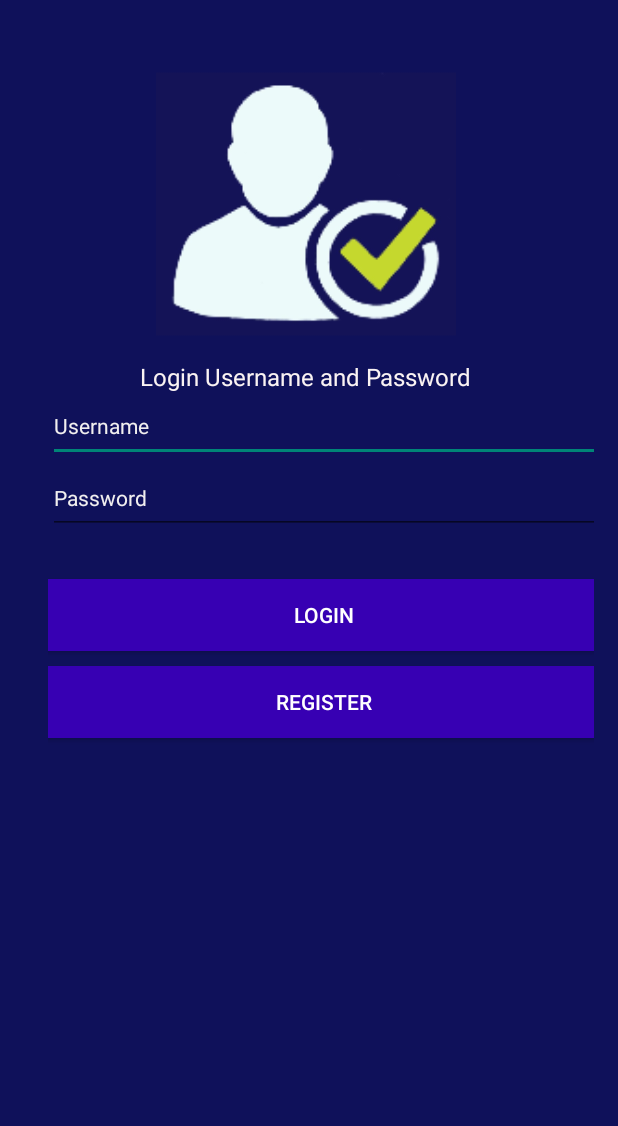
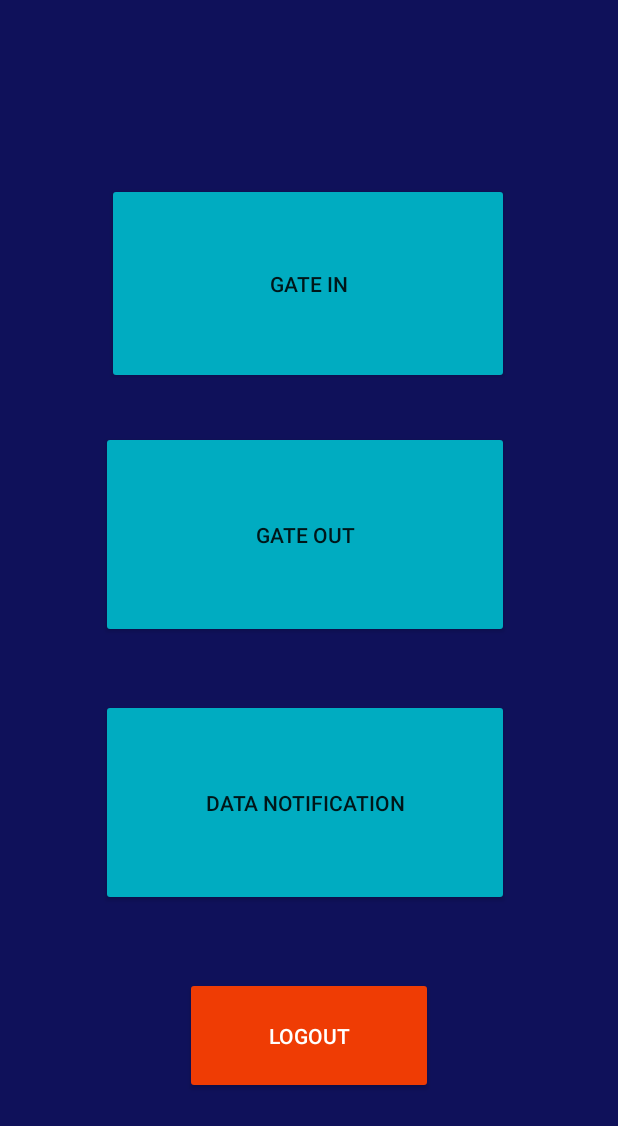
Before and after one commit to bunnybunbun37204/app_pkarn, an Android app: the screen it shows after launch (MainActivity before the commit, MainMenu after it), on a phone screen of 412 x 824 dp. Shown: the top 1126 px of the screen. Run offline under Robolectric (Android 15) with nearby library versions, the phone set to English and light mode, and no system bars; libraries missing offline, so code that uses them is left out: com.apollographql.apollo3; 1 statement that could not run was skipped.

Commit message:
logout system

```diff
--- a/app/src/main/AndroidManifest.xml
+++ b/app/src/main/AndroidManifest.xml
@@ -22,6 +22,7 @@
             </intent-filter>
         </activity>
         <activity android:name=".RegisterActivity" android:exported="true" />
+        <activity android:name=".MainMenu" android:exported="true"/>
     </application>
 
 </manifest>
--- a/app/src/main/java/com/example/dolpjinjunior/MainActivity.kt
+++ b/app/src/main/java/com/example/dolpjinjunior/MainActivity.kt
@@ -16,17 +16,24 @@ import com.example.dolpjinjunior.utils.Utils
 
 class MainActivity : AppCompatActivity() {
 
-
-
     override fun onCreate(savedInstanceState: Bundle?) {
 
-        super.onCreate(savedInstanceState)
-        setContentView(R.layout.activity_main)
-
-        Utils.initialize(this@MainActivity, "USER_TOKEN")
-
+        Utils.initialize(this@MainActivity, Config.SECRET_KEY)
         Log.i("LOG-DEBUGGER", "USER TOKEN ${Config.USER_TOKEN}")
 
+        super.onCreate(savedInstanceState)
+
+        if (Config.USER_TOKEN != "null" && Config.STATUS_BUG == 0) {
+            val intent = Intent(this, MainMenu::class.java)
+            Utils.makeToast(this@MainActivity, "You have logged in already", Toast.LENGTH_LONG)
+            this.startActivity(intent)
+        }
+
+        else {
+            Utils.clearData(this@MainActivity)
+        }
+
+        setContentView(R.layout.activity_main)
         val GRAPH_URL = "http://192.168.1.31:4000/"
 
         //EditText
@@ -60,8 +67,11 @@ class MainActivity : AppCompatActivity() {
                     }
 
                     else {
-                        Utils.saveData(this@MainActivity, "USER_TOKEN", result.data?.login?.token.toString())
+                        Utils.saveData(this@MainActivity, Config.SECRET_KEY, result.data?.login?.token.toString())
                         Utils.makeToast(this@MainActivity, "Login Success", Toast.LENGTH_SHORT)
+                        val context = loginButton.context
+                        val intent = Intent(context, MainMenu::class.java)
+                        context.startActivity(intent)
                     }
                 }
                 catch (error : Error) {
--- /dev/null
+++ b/app/src/main/java/com/example/dolpjinjunior/MainMenu.kt
@@ -0,0 +1,39 @@
+package com.example.dolpjinjunior
+
+import android.content.Intent
+import android.os.Bundle
+import android.util.Log
+import android.widget.Button
+import android.widget.Toast
+import androidx.appcompat.app.AppCompatActivity
+import com.example.dolpjinjunior.utils.Config
+import com.example.dolpjinjunior.utils.Utils
+
+class MainMenu : AppCompatActivity() {
+    private var backPressedTime: Long = 0
+    override fun onCreate(savedInstanceState: Bundle?) {
+        Utils.initialize(this@MainMenu, Config.SECRET_KEY)
+        Log.d("LOG-DEBUGGER", "CURRENT TOKEN : ${Config.USER_TOKEN}")
+        super.onCreate(savedInstanceState)
+        setContentView(R.layout.main_menu)
+
+        val logoutButton : Button = findViewById(R.id.button_logout)
+
+        logoutButton.setOnClickListener {
+            Config.STATUS_BUG = 1
+            Utils.clearData(this@MainMenu)
+            val context = logoutButton.context
+            val intent = Intent(context, MainActivity::class.java)
+            Log.d("LOG-DEBUGGER", "TOKEN : ${Config.USER_TOKEN}")
+            context.startActivity(intent)
+        }
+    }
+    override fun onBackPressed() {
+        if (backPressedTime + 3000 > System.currentTimeMillis()) {
+            finishAffinity()
+        } else {
+            Utils.makeToast(this, "Press back again to leave the app.", Toast.LENGTH_LONG)
+        }
+        backPressedTime = System.currentTimeMillis()
+    }
+}
--- a/app/src/main/java/com/example/dolpjinjunior/RegisterActivity.kt
+++ b/app/src/main/java/com/example/dolpjinjunior/RegisterActivity.kt
@@ -1,5 +1,6 @@
 package com.example.dolpjinjunior
 
+import android.content.Intent
 import android.os.Bundle
 import android.util.Log
 import android.widget.Button
@@ -54,7 +55,11 @@ class RegisterActivity : AppCompatActivity() {
                     }
                     else {
                         Config.USER_TOKEN = result.data?.register?.token.toString()
+                        Log.d("LOG-DEBUGGER","TEST TOKEN : ${Config.USER_TOKEN}")
                         Utils.makeToast(this@RegisterActivity, "Register Success", Toast.LENGTH_SHORT)
+                        val context = registerButton.context
+                        val intent = Intent(context, MainActivity::class.java)
+                        context.startActivity(intent)
                     }
                 }
             }
--- a/app/src/main/java/com/example/dolpjinjunior/utils/Config.kt
+++ b/app/src/main/java/com/example/dolpjinjunior/utils/Config.kt
@@ -2,6 +2,8 @@ package com.example.dolpjinjunior.utils
 
 class Config {
     companion object {
-        lateinit var USER_TOKEN : String
+        var USER_TOKEN : String ? = null
+        var STATUS_BUG : Int = 0
+        var SECRET_KEY : String = "USER_TOKEN"
     }
 }
--- /dev/null
+++ b/app/src/main/res/layout/main_menu.xml
@@ -0,0 +1,61 @@
+<?xml version="1.0" encoding="utf-8"?>
+<androidx.constraintlayout.widget.ConstraintLayout xmlns:android="http://schemas.android.com/apk/res/android"
+    xmlns:app="http://schemas.android.com/apk/res-auto"
+    xmlns:tools="http://schemas.android.com/tools"
+    android:layout_width="match_parent"
+    android:layout_height="match_parent"
+    android:background="#0F115A"
+    tools:context=".MainMenu">
+
+    <Button
+        android:id="@+id/button_logout"
+        android:layout_width="165dp"
+        android:layout_height="78dp"
+        android:layout_marginBottom="48dp"
+        android:backgroundTint="#EF3C04"
+        android:text="@string/logout"
+        android:textColor="#FFFFFF"
+        app:layout_constraintBottom_toBottomOf="parent"
+        app:layout_constraintEnd_toEndOf="parent"
+        app:layout_constraintStart_toStartOf="parent"
+        app:layout_constraintTop_toBottomOf="@+id/button4" />
+
+    <Button
+        android:id="@+id/button_first"
+        android:layout_width="268dp"
+        android:layout_height="134dp"
+        android:layout_marginBottom="568dp"
+        android:backgroundTint="#00ACC1"
+        android:text="@string/GateIn"
+        app:layout_constraintBottom_toBottomOf="parent"
+        app:layout_constraintEnd_toEndOf="parent"
+        app:layout_constraintHorizontal_bias="0.496"
+        app:layout_constraintStart_toStartOf="parent" />
+
+    <Button
+        android:id="@+id/button3"
+        android:layout_width="272dp"
+        android:layout_height="138dp"
+        android:layout_marginBottom="368dp"
+        android:backgroundTint="#00ACC1"
+        android:text="@string/Gateout"
+        app:layout_constraintBottom_toBottomOf="parent"
+        app:layout_constraintEnd_toEndOf="parent"
+        app:layout_constraintHorizontal_bias="0.482"
+        app:layout_constraintStart_toStartOf="parent"
+        app:layout_constraintTop_toBottomOf="@+id/button_first" />
+
+    <Button
+        android:id="@+id/button4"
+        android:layout_width="272dp"
+        android:layout_height="138dp"
+        android:layout_marginBottom="180dp"
+        android:backgroundTint="#00ACC1"
+        android:text="@string/datanotification"
+        app:layout_constraintBottom_toBottomOf="parent"
+        app:layout_constraintEnd_toEndOf="parent"
+        app:layout_constraintHorizontal_bias="0.482"
+        app:layout_constraintStart_toStartOf="parent"
+        app:layout_constraintTop_toBottomOf="@+id/button3" />
+
+</androidx.constraintlayout.widget.ConstraintLayout>
--- a/app/src/main/res/values/strings.xml
+++ b/app/src/main/res/values/strings.xml
@@ -48,4 +48,5 @@
     <string name="register">Register</string>
     <string name="register_to_get_an_account">Register to get an Account</string>
     <string name="confirm_password">Confirm Password</string>
+    <string name="logout">Logout</string>
 </resources>
```
Also changed, not shown: app/src/main/java/com/example/dolpjinjunior/utils/Utils.kt (+13 -4 lines).
